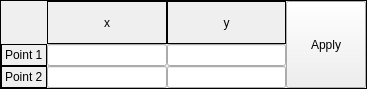
Qt form lineinfo.ui (giahuyng98/computer-graphics) before a commit.
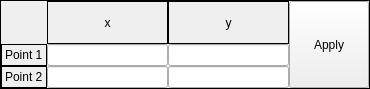
The same form after that commit.

Diff of the .ui file:
```diff
--- a/lineinfo.ui
+++ b/lineinfo.ui
@@ -6,7 +6,7 @@
    <rect>
     <x>0</x>
     <y>0</y>
-    <width>367</width>
+    <width>370</width>
     <height>89</height>
    </rect>
   </property>
```
Left out of the diff: 3 changed lines with no effect on the pictures.
